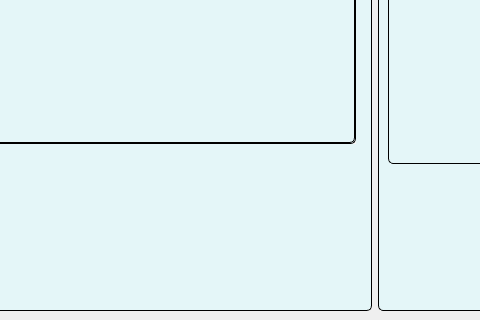
The window that mainwindow.ui (Rishi-M-G/timber-asset-manager) describes before a commit, drawn with Qt 5; both pictures show x 204 to 684 and y 116 to 436 of the 874 by 436 pixel window.
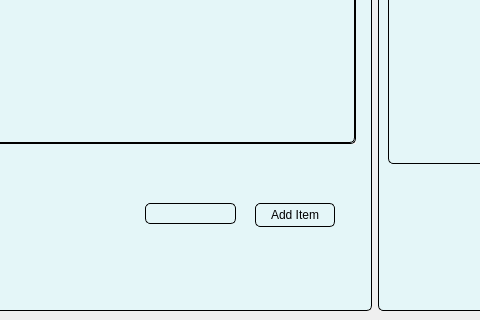
The same window after the commit. The open tabs and pages were chosen to show the change.

```diff
--- a/mainwindow.ui
+++ b/mainwindow.ui
@@ -171,6 +171,32 @@
           </attribute>
          </widget>
         </widget>
+        <widget class="QPushButton" name="btnAddItem">
+         <property name="geometry">
+          <rect>
+           <x>450</x>
+           <y>310</y>
+           <width>80</width>
+           <height>24</height>
+          </rect>
+         </property>
+         <property name="text">
+          <string>Add Item</string>
+         </property>
+        </widget>
+        <widget class="QLabel" name="addItemStatus">
+         <property name="geometry">
+          <rect>
+           <x>340</x>
+           <y>310</y>
+           <width>91</width>
+           <height>21</height>
+          </rect>
+         </property>
+         <property name="text">
+          <string/>
+         </property>
+        </widget>
        </widget>
       </item>
       <item>
```
Left out of the diff: 4 changed lines with no effect on the pictures.
